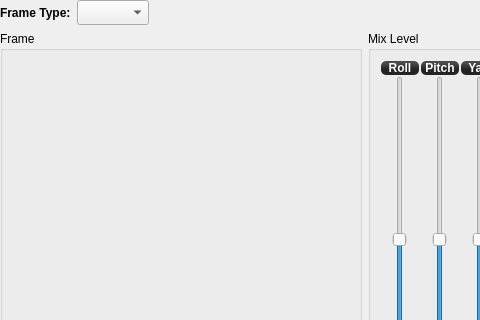
First picture: the form in ground/openpilotgcs/src/plugins/config/airframe_multirotor.ui, repository openpilot/OpenPilot, before the edit; both pictures show x 0 to 480 and y 0 to 320 of the 880 by 608 pixel window.
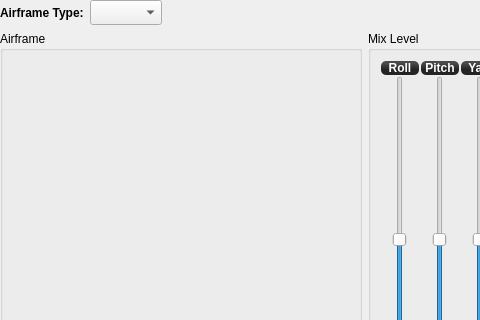
Second picture: the form after the edit. Custom widgets are drawn as their Qt base class.

Diff of the .ui file:
```diff
--- a/ground/openpilotgcs/src/plugins/config/airframe_multirotor.ui
+++ b/ground/openpilotgcs/src/plugins/config/airframe_multirotor.ui
@@ -32,7 +32,7 @@
       </size>
      </property>
      <property name="title">
-      <string>Frame</string>
+      <string>Airframe</string>
      </property>
      <layout class="QVBoxLayout" name="verticalLayout_8" stretch="1">
       <property name="margin">
@@ -375,7 +375,7 @@
         </font>
        </property>
        <property name="text">
-        <string>Frame Type:</string>
+        <string>Airframe Type:</string>
        </property>
       </widget>
      </item>
```
Left out of the diff: 63 changed lines with no effect on the pictures.
